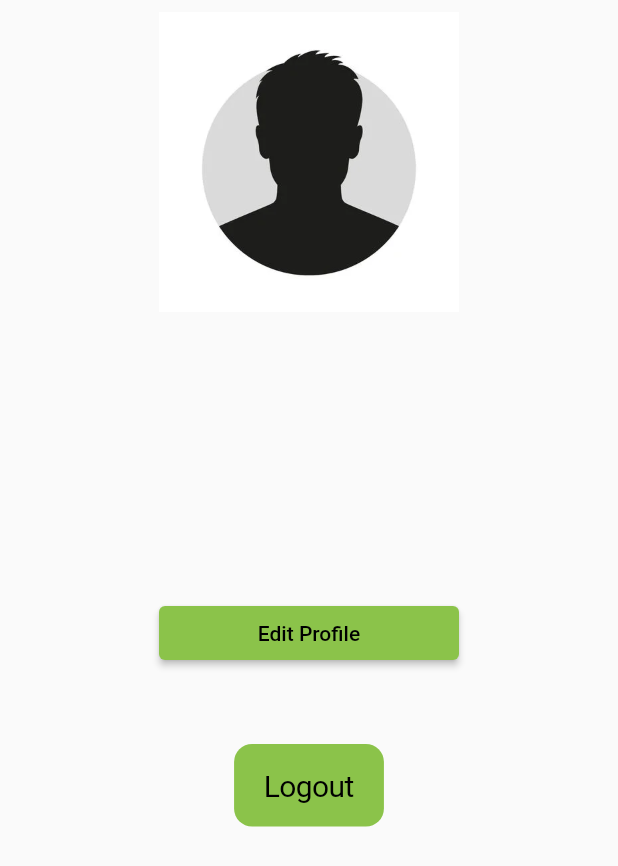
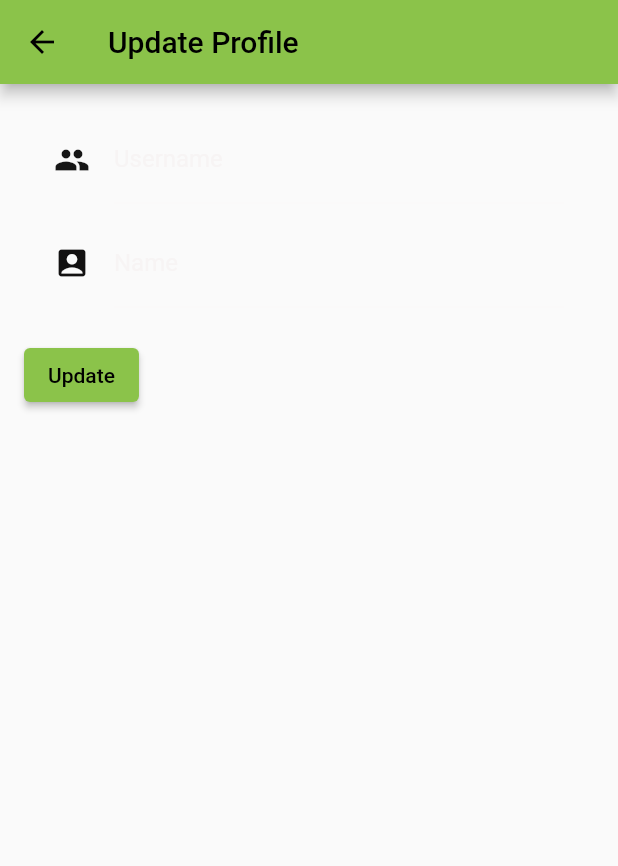
Before and after one commit to Bitz-n-Bytez/Project-AD, a Flutter app: the UserProfile screen opened directly, after a tap on "Edit Profile", on a phone screen of 412 x 824 dp. Shown: the top 866 px of the screen. Run offline on Flutter 3.47's test engine with Material 2 defaults, Android fonts, the phone set to English and light mode, and no system bars; our stand-ins replace cloud_firestore, file_picker, firebase_auth, firebase_core, firebase_storage, flutter_signin_button and 4 more; accounts and stored records are empty.

Commit message:
updated_profile

```diff
--- a/ride_sharing_app/lib/screens/user_profile.dart
+++ b/ride_sharing_app/lib/screens/user_profile.dart
@@ -4,6 +4,7 @@ import 'package:flutter/material.dart';
 import 'package:google_sign_in/google_sign_in.dart';
 import 'package:ride_sharing_app/screens/google_auth.dart';
 import 'login.dart';
+import 'user_update_profile.dart';
 
 class UserProfile extends StatefulWidget {
   const UserProfile({super.key});
@@ -38,7 +39,13 @@ class _UserProfileState extends State<UserProfile> {
               SizedBox(
                   width: 200,
                   child: ElevatedButton(
-                      onPressed: () {},
+                      onPressed: () {
+                        Navigator.push(
+                            context,
+                            MaterialPageRoute(
+                                builder: (context) =>
+                                    UserProfileUpdateScreen()));
+                      },
                       child: const Text("Edit Profile",
                           style: TextStyle(color: Colors.black)))),
               Padding(
--- a/ride_sharing_app/lib/screens/user_update_profile.dart
+++ b/ride_sharing_app/lib/screens/user_update_profile.dart
@@ -1,66 +1,96 @@
-import 'package:flutter/cupertino.dart';
 import 'package:firebase_auth/firebase_auth.dart';
 import 'package:flutter/material.dart';
-import 'package:google_sign_in/google_sign_in.dart';
-import 'package:ride_sharing_app/screens/google_auth.dart';
-import 'login.dart';
+import 'package:cloud_firestore/cloud_firestore.dart';
 
-class UserUpdateProfile extends StatefulWidget {
-  const UserUpdateProfile({super.key});
+class UserProfileUpdateScreen extends StatefulWidget {
+  @override
+  _UserProfileUpdateScreenState createState() =>
+      _UserProfileUpdateScreenState();
+}
 
+class _UserProfileUpdateScreenState extends State<UserProfileUpdateScreen> {
+  final _formKey = GlobalKey<FormState>();
+  TextEditingController _nameController = TextEditingController();
+  TextEditingController _usernameController = TextEditingController();
+
+  @override
+  void dispose() {
+    _nameController.dispose();
+    _usernameController.dispose();
+    super.dispose();
+  }
+
+  void updateProfile() async {
+    if (_formKey.currentState!.validate()) {
+      try {
+        User? user = FirebaseAuth.instance.currentUser;
+        String userId = 'user_id'; // Replace with the actual user ID
+        await FirebaseFirestore.instance
+            .collection('users')
+            .doc(user?.uid)
+            .update({
+          'name': _nameController.text.trim(),
+          'username': _usernameController.text.trim(),
+        });
+
+        ScaffoldMessenger.of(context).showSnackBar(
+          SnackBar(content: Text('Profile updated successfully')),
+        );
+      } catch (e) {
+        ScaffoldMessenger.of(context).showSnackBar(
+          SnackBar(content: Text('Error updating profile: $e')),
+        );
+      }
+    }
+  }
 
   @override
   Widget build(BuildContext context) {
     return Scaffold(
-    appBar: AppBar(
-      leading:IconButton(onPressed: () {},icon: const Icon(LineAwesomeIcons.angle_left)),
-      title: Text(tUpdateProfile,style: Theme.of(context).textTheme.headline4,),
-    )
-
-
-      body: Center(
-        child: Container(
-          padding: const EdgeInsets.all(8.0),
+      appBar: AppBar(
+        title: Text('Update Profile'),
+      ),
+      body: Padding(
+        padding: EdgeInsets.all(16.0),
+        child: Form(
+          key: _formKey,
           child: Column(
+            crossAxisAlignment: CrossAxisAlignment.start,
             children: [
-              logoWidget("images/tprofileImage.jpg"),
-              SizedBox(
-                width: 120,
-                height: 120,
+              Padding(
+                padding:
+                    const EdgeInsets.symmetric(horizontal: 20, vertical: 5),
+                child: TextField(
+                    controller: _nameController,
+                    style:
+                        const TextStyle(color: Color.fromARGB(255, 15, 14, 14)),
+                    decoration: const InputDecoration(
+                      labelText: "Username",
+                      icon: Icon(
+                        Icons.people,
+                        color: Color.fromARGB(255, 22, 22, 22),
+                      ), //icon at head of input
+                    )),
               ),
-              const SizedBox(height: 10),
-              Text(FirebaseAuth.instance.currentUser!.displayName!,
-                  style: Theme.of(context).textTheme.headlineMedium),
-              const SizedBox(height: 20),
-              SizedBox(
-                  width: 200,
-                  child: ElevatedButton(
-                      onPressed: () {},
-                      child: const Text("Edit Profile",
-                          style: TextStyle(color: Colors.black)))),
-<<<<<<< HEAD
-=======
-
->>>>>>> 0ef6e23228f86924630363bc903198cfbb173f98
               Padding(
-                padding: const EdgeInsets.fromLTRB(20, 50, 20, 10),
-                child: SizedBox(
-                    child: CupertinoButton.filled(
-                        child: const FittedBox(
-                          child: Text(
-                            'Save',
-                            style: TextStyle(
-                                fontWeight: FontWeight.w400, fontSize: 20),
-                          ),
-                        ),
-                        onPressed: () async {
-                          await GoogleSignIn().signOut();
-                          // ignore: use_build_context_synchronously
-                          Navigator.push(
-                              context,
-                              MaterialPageRoute(
-                                  builder: (context) => const Login()));
-                        })),
+                padding:
+                    const EdgeInsets.symmetric(horizontal: 20, vertical: 5),
+                child: TextField(
+                    controller: _usernameController,
+                    style:
+                        const TextStyle(color: Color.fromARGB(255, 12, 12, 12)),
+                    decoration: const InputDecoration(
+                      labelText: "Name",
+                      icon: Icon(
+                        Icons.account_box_rounded,
+                        color: Color.fromARGB(255, 18, 17, 17),
+                      ), //icon at head of input
+                    )),
+              ),
+              SizedBox(height: 16.0),
+              ElevatedButton(
+                onPressed: updateProfile,
+                child: Text('Update'),
               ),
             ],
           ),
```
